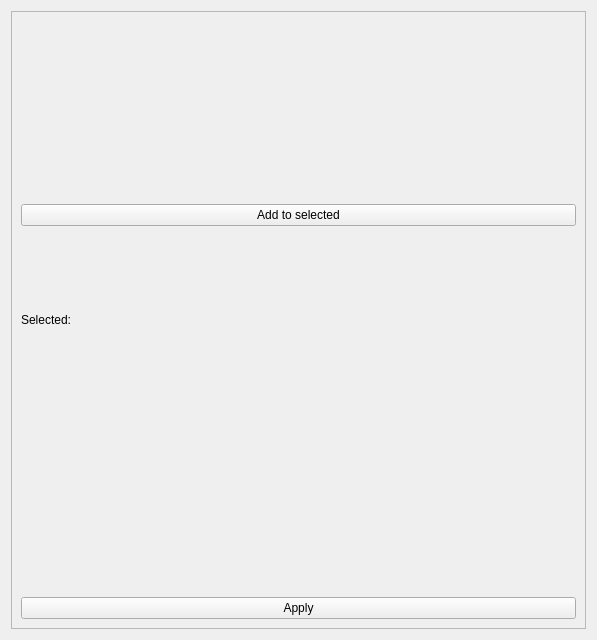
This is ui/treeselector.ui in viur-framework/viur-admin as Qt 5 draws it before an edit. The edited form follows.
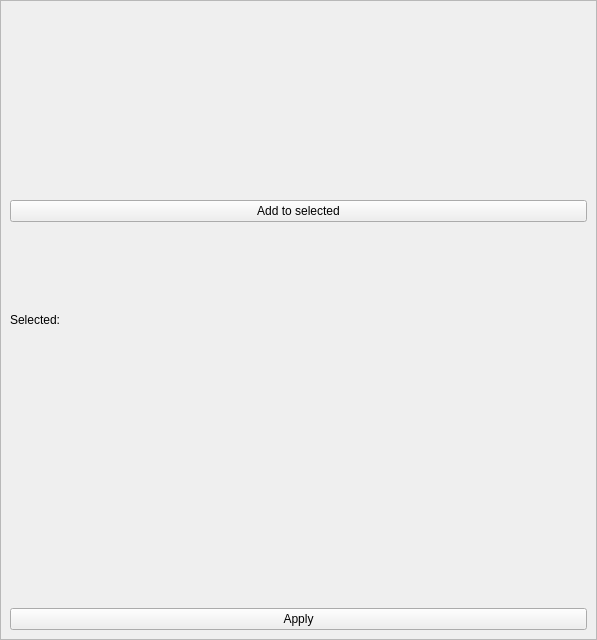
This is the edited form. Icons and pictures are not drawn.

Diff of the .ui file:
```diff
--- a/ui/treeselector.ui
+++ b/ui/treeselector.ui
@@ -18,6 +18,9 @@
     <normaloff>icons/windowicon.png</normaloff>icons/windowicon.png</iconset>
   </property>
   <layout class="QVBoxLayout" name="verticalLayout">
+   <property name="margin">
+    <number>0</number>
+   </property>
    <item>
     <widget class="QScrollArea" name="scrollArea">
      <property name="widgetResizable">
@@ -28,8 +31,8 @@
        <rect>
         <x>0</x>
         <y>0</y>
-        <width>583</width>
-        <height>626</height>
+        <width>595</width>
+        <height>638</height>
        </rect>
       </property>
       <layout class="QVBoxLayout" name="verticalLayout_2">
```
